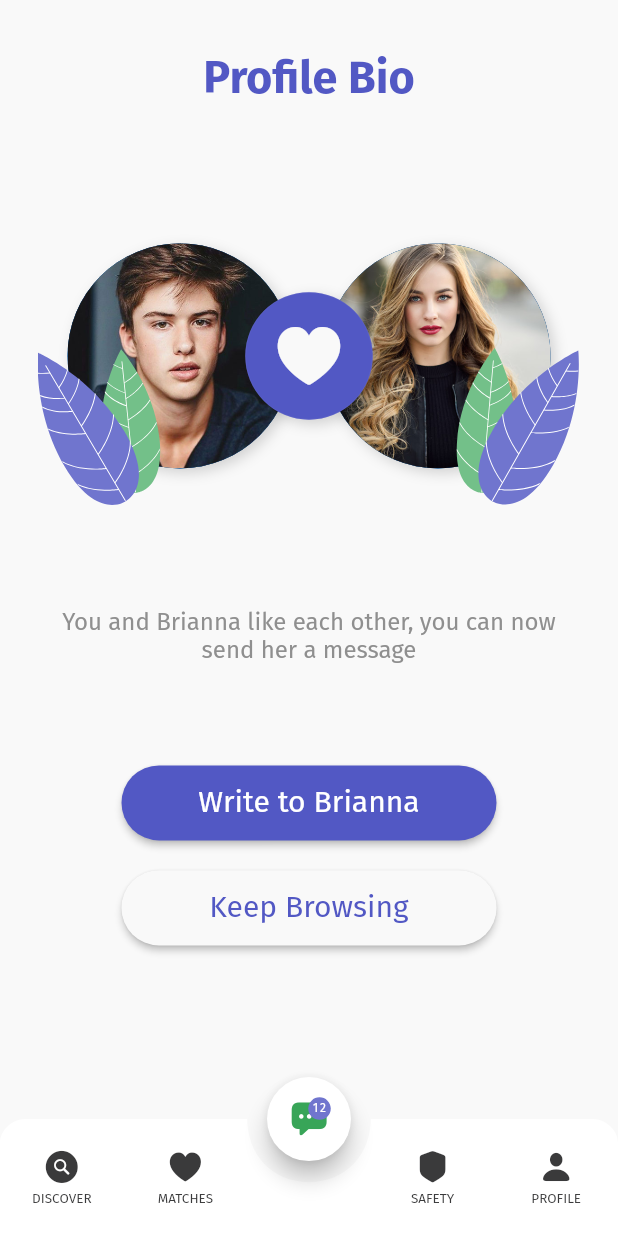
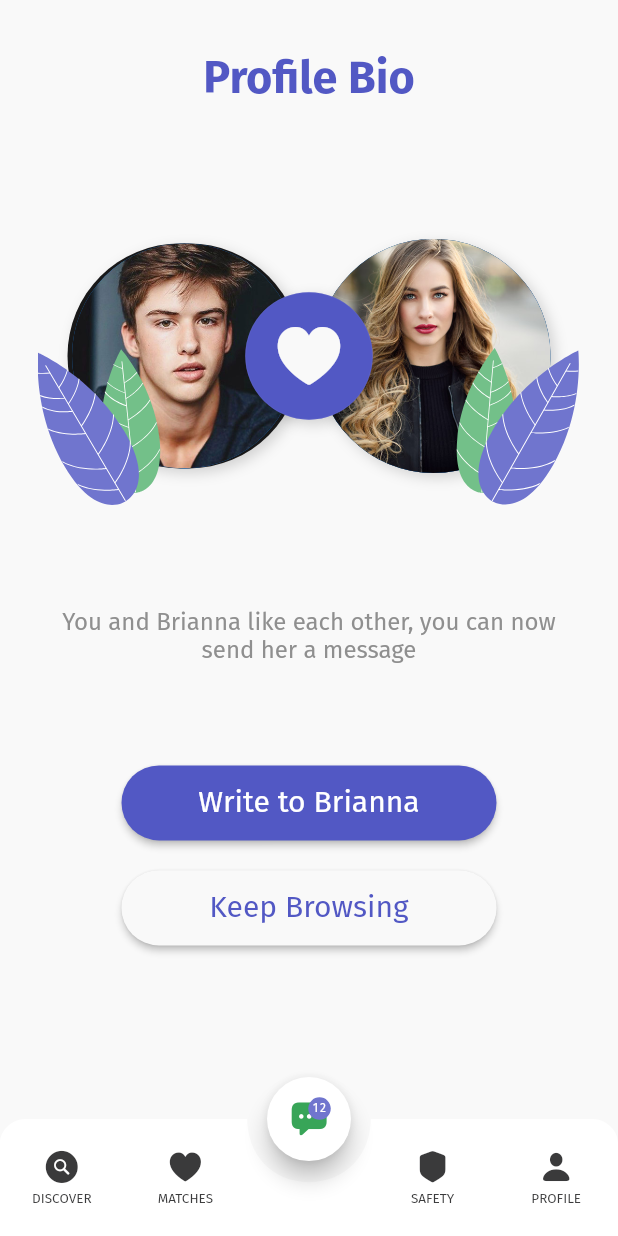
Before and after one commit to anandvishwag/Izinga-frontend, a Flutter app: the ItsAMatch screen opened directly, on a phone screen of 412 x 824 dp. Run offline on Flutter 3.47's test engine with Material 2 defaults, Android fonts, the phone set to English and light mode, and no system bars; our stand-ins replace carousel_slider, flutter_svg, intl_phone_field, select_form_field; missing offline and left inert: passwordfield; project files that could hold a hidden picture were left out.

Commit message:
risponsive Leaf

```diff
--- a/lib/constantColor.dart
+++ b/lib/constantColor.dart
@@ -1,5 +1,4 @@
 import 'package:flutter/material.dart';
-
 
 const iZblue = Color(0xFF5258c4);
 const iZblueM = Color(0xFF7075CE);
@@ -20,7 +19,6 @@ const iZblackL4 = Color(0xFF78797D);
 const textGray = Color(0xff8f8f8f);
 const double izDefultSpace = 25.0;
 
-
 final mobileLoginHeading =  TextStyle(
   fontSize: 22,
     color:iZwhite,
@@ -32,8 +30,6 @@ final bull = Icon(Icons.stop_circle, size:8, color: iZblue,);
       color: iZblackL2,
     );
 
-
-
 final otpInputDecoraion = InputDecoration(
    contentPadding: EdgeInsets.only(bottom: 10, top: 10),
  enabledBorder: UnderlineInputBorder(borderSide: BorderSide(color: iZwhite, width:3,),),
--- a/lib/profile-Discover-maches/Its-a-mach.dart
+++ b/lib/profile-Discover-maches/Its-a-mach.dart
@@ -17,6 +17,8 @@ class _ItsAMatchState extends State<ItsAMatch> {
 
   @override
   Widget build(BuildContext context) {
+double screenWidth = MediaQuery.of(context).size.width;
+
     return Scaffold(
       backgroundColor: iZwhiteG,
       body: SafeArea (
@@ -46,7 +48,7 @@ height: 200,
             child: CircleAvatar(
      backgroundImage: AssetImage('assets/img/profilePhoto-men.jpg'),
       ),
-          height: 150, width: 150,
+          height: screenWidth/2-50, width: screenWidth/2-50,
     decoration: BoxDecoration(
       borderRadius: BorderRadius.all(Radius.elliptical(9999.0, 9999.0)),
       color: const Color(0xff181819),
@@ -64,7 +66,7 @@ height: 200,
             child: CircleAvatar(
      backgroundImage: AssetImage('assets/img/profilePhoto.jpg'),
       ),
-          height: 150, width: 150,
+          height: screenWidth/2-50, width: screenWidth/2-50,
     decoration: BoxDecoration(
       borderRadius: BorderRadius.all(Radius.elliptical(9999.0, 9999.0)),
       color: const Color(0xff181819),
```
Also changed, not shown: lib/main.dart (+4 -4 lines).
